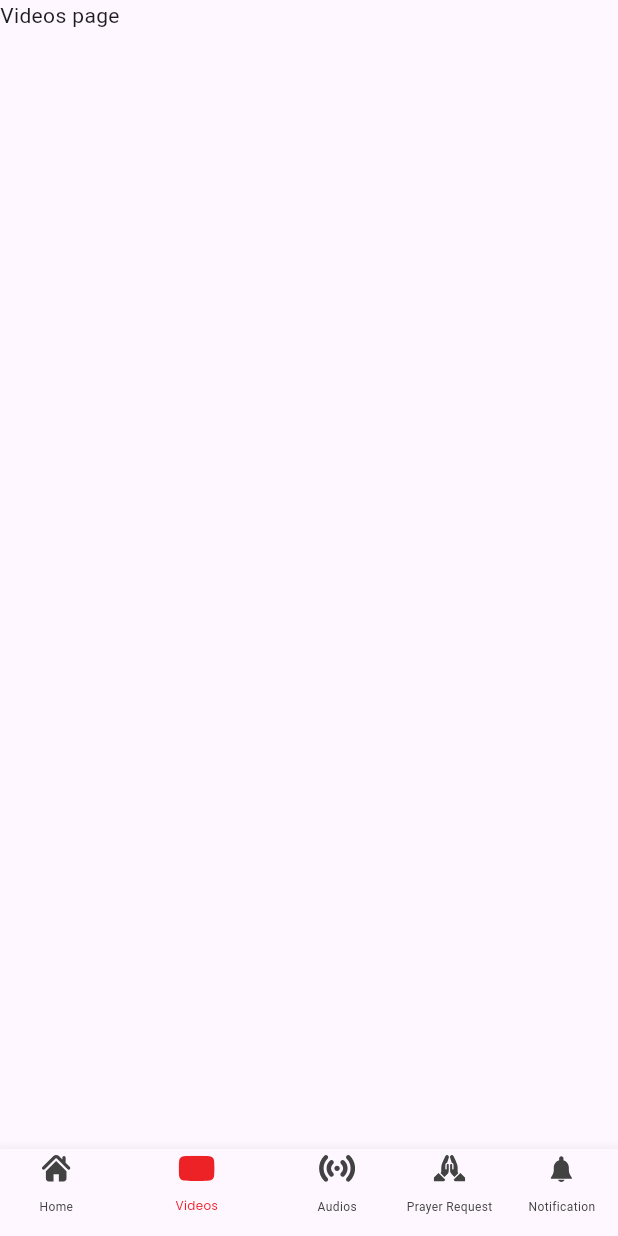
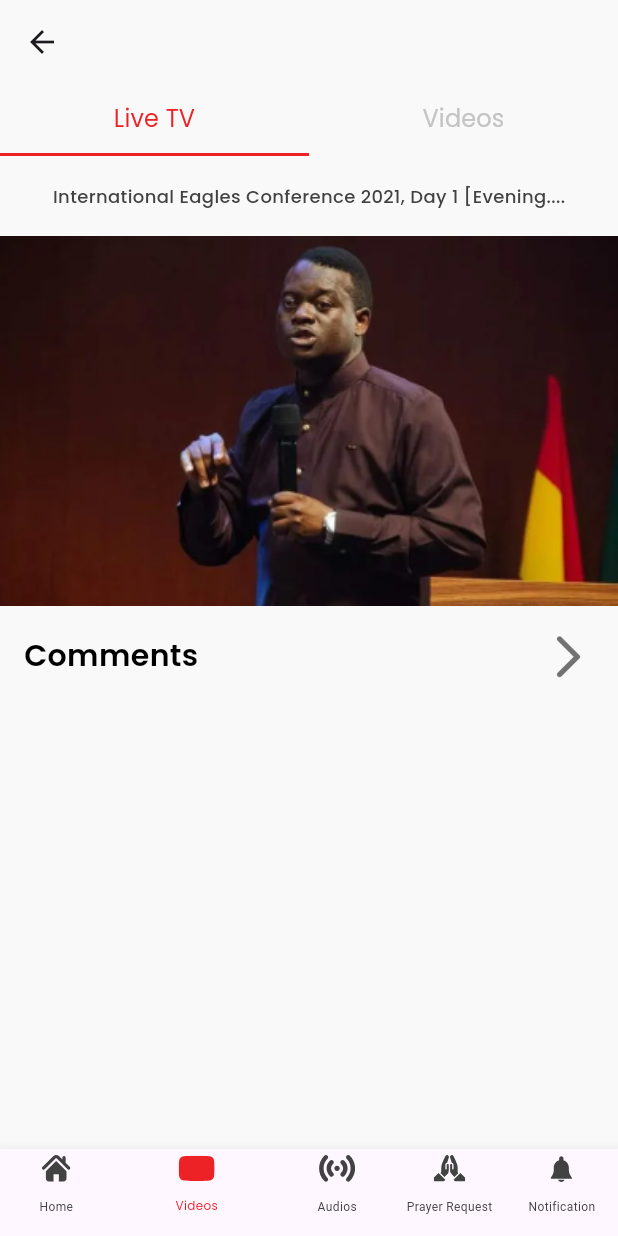
Before and after one commit to UrwaAdnan007/voo_tv_app, a Flutter app: the MainPage screen opened by its route, item 2 of the bottom bar chosen, on a phone screen of 412 x 824 dp. Run offline on Flutter 3.47's test engine with Material 3 defaults, Android fonts, the phone set to English and light mode, and no system bars; drawn by our look-alikes of expandable; our stand-ins replace auto_route, flutter_svg, google_fonts.

Commit message:
Videos page added

```diff
--- a/lib/config/model/video_model.dart
+++ b/lib/config/model/video_model.dart
@@ -3,14 +3,14 @@ class VideoModel {
   String image;
   String name;
   String duraton;
-  String? newTag;
+  String newTag;
 
   VideoModel({
     required this.title,
     required this.image,
     required this.name,
     required this.duraton,
-    this.newTag,
+    required this.newTag,
   });
   @override
   String toString() {
--- a/lib/features/home/bottom_navigation_pages.dart/home_page.dart
+++ b/lib/features/home/bottom_navigation_pages.dart/home_page.dart
@@ -2,6 +2,7 @@ import 'package:auto_route/auto_route.dart';
 import 'package:flutter/material.dart';
 import 'package:voo_tv_app/config/model/audio_listview_builder.dart';
 import 'package:voo_tv_app/config/model/video_listview_builder.dart';
+import 'package:voo_tv_app/core/constants/app_colors.dart';
 import 'package:voo_tv_app/core/widgets/app_search_bar.dart';
 import 'package:voo_tv_app/core/widgets/app_title.dart';
 import 'package:voo_tv_app/core/widgets/view_all_button.dart';
@@ -17,6 +18,7 @@ class HomePage extends StatelessWidget {
     double width = MediaQuery.of(context).size.width;
     double height = MediaQuery.of(context).size.height;
     return Scaffold(
+      backgroundColor: AppColors.backgroundColor,
       body: SafeArea(
         child: Center(
           child: SingleChildScrollView(
--- /dev/null
+++ b/lib/features/home/bottom_navigation_pages.dart/video_page/live_tab.dart
@@ -0,0 +1,98 @@
+import 'package:expandable/expandable.dart';
+import 'package:flutter/material.dart';
+import 'package:google_fonts/google_fonts.dart';
+import 'package:voo_tv_app/core/constants/app_colors.dart';
+import 'package:voo_tv_app/core/widgets/message_textfield.dart';
+import 'package:voo_tv_app/features/home/bottom_navigation_pages.dart/video_page/comments.dart';
+
+class LiveTab extends StatelessWidget {
+  const LiveTab({super.key});
+  final String text =
+      'International Eagles Conference 2021, Day 1 [Evening....';
+
+  final String loremIpsum =
+      'Lorem ipsum dolor sit amet, consectetur adipiscing elit, sed do eiusmod tempor incididunt ut labore et dolore magna aliqua. Ut enim ad minim veniam, quis nostrud exercitation ullamco laboris nisi ut aliquip ex ea commodo consequat. Duis aute irure dolor in reprehenderit in voluptate velit esse cillum dolore eu fugiat nulla pariatur. Excepteur sint occaecat cupidatat non proident, sunt in culpa qui officia deserunt mollit anim id est laborum.';
+
+  @override
+  Widget build(BuildContext context) {
+    double width = MediaQuery.of(context).size.width;
+    double height = MediaQuery.of(context).size.height;
+    return SingleChildScrollView(
+      child: Column(
+        children: [
+          Padding(
+            padding:
+                const EdgeInsets.symmetric(horizontal: 16.0, vertical: 18.0),
+            child: Text(
+              text,
+              maxLines: 2,
+              overflow: TextOverflow.ellipsis,
+              style: GoogleFonts.poppins(
+                color: AppColors.tabsIconColor,
+                fontSize: 12.0,
+                fontWeight: FontWeight.w500,
+              ),
+            ),
+          ),
+          Container(
+            width: width,
+            height: height * 0.3,
+            child: Image.asset(
+              'assets/audio_items/item_three.png',
+              fit: BoxFit.cover,
+            ),
+          ),
+          ExpandableNotifier(
+              child: ScrollOnExpand(
+            scrollOnCollapse: false,
+            scrollOnExpand: true,
+            child: ExpandablePanel(
+              theme: const ExpandableThemeData(
+                  headerAlignment: ExpandablePanelHeaderAlignment.center,
+                  iconSize: 35,
+                  tapBodyToCollapse: true,
+                  iconPadding: EdgeInsets.all(16),
+                  iconRotationAngle: 0,
+                  expandIcon: Icons.arrow_forward_ios_rounded,
+                  collapseIcon: Icons.keyboard_arrow_down_rounded,
+                  fadeCurve: Curves.bounceIn),
+              header: Padding(
+                padding: const EdgeInsets.all(16.0),
+                child: Text(
+                  'Comments',
+                  style: GoogleFonts.poppins(
+                    color: AppColors.titleColor,
+                    fontSize: 20.0,
+                    fontWeight: FontWeight.w600,
+                  ),
+                ),
+              ),
+              collapsed: const Text(''),
+              expanded: Column(
+                crossAxisAlignment: CrossAxisAlignment.start,
+                children: <Widget>[
+                  for (var _ in Iterable.generate(10))
+                    const Padding(
+                        padding: EdgeInsets.only(bottom: 10),
+                        child: Comments()),
+                  const MessageTextField(hinttext: 'Message')
+                ],
+              ),
+              builder: (_, collapsed, expanded) {
+                return Padding(
+                  padding:
+                      const EdgeInsets.only(left: 10, right: 10, bottom: 10),
+                  child: Expandable(
+                    collapsed: collapsed,
+                    expanded: expanded,
+                    theme: const ExpandableThemeData(crossFadePoint: 0),
+                  ),
+                );
+              },
+            ),
+          ))
+        ],
+      ),
+    );
+  }
+}
--- /dev/null
+++ b/lib/features/home/bottom_navigation_pages.dart/video_page/videos_page.dart
@@ -0,0 +1,54 @@
+import 'package:auto_route/auto_route.dart';
+import 'package:flutter/material.dart';
+import 'package:google_fonts/google_fonts.dart';
+import 'package:voo_tv_app/core/constants/app_colors.dart';
+import 'package:voo_tv_app/features/home/bottom_navigation_pages.dart/video_page/live_tab.dart';
+import 'package:voo_tv_app/features/home/bottom_navigation_pages.dart/video_page/videos_tab.dart';
+
+@RoutePage()
+class VideosPage extends StatelessWidget {
+  const VideosPage({super.key});
+
+  @override
+  Widget build(BuildContext context) {
+    return DefaultTabController(
+        length: 2,
+        child: Scaffold(
+          backgroundColor: AppColors.backgroundColor,
+          appBar: AppBar(
+            backgroundColor: AppColors.backgroundColor,
+            bottom: TabBar(
+              indicatorColor: AppColors.tabsSelectedColor,
+              unselectedLabelColor: AppColors.checkboxfilledColor,
+              indicatorSize: TabBarIndicatorSize.tab,
+              indicatorWeight: 2,
+              labelColor: AppColors.tabsSelectedColor,
+              dividerColor: Colors.transparent,
+              tabs: [
+                Tab(
+                  child: Text(
+                    'Live TV',
+                    textAlign: TextAlign.center,
+                    style: GoogleFonts.poppins(
+                      fontSize: 16.0,
+                      fontWeight: FontWeight.w400,
+                    ),
+                  ),
+                ),
+                Tab(
+                  child: Text(
+                    'Videos',
+                    textAlign: TextAlign.center,
+                    style: GoogleFonts.poppins(
+                      fontSize: 16.0,
+                      fontWeight: FontWeight.w400,
+                    ),
+                  ),
+                ),
+              ],
+            ),
+          ),
+          body: const TabBarView(children: [LiveTab(), VideosTab()]),
+        ));
+  }
+}
--- a/lib/features/home/bottom_navigation_pages.dart/videos_page.dart
+++ /dev/null
@@ -1,14 +0,0 @@
-import 'package:auto_route/auto_route.dart';
-import 'package:flutter/material.dart';
-
-@RoutePage()
-class VideosPage extends StatelessWidget {
-  const VideosPage({super.key});
-
-  @override
-  Widget build(BuildContext context) {
-    return Container(
-      child: const Text('Videos page'),
-    );
-  }
-}
--- a/lib/features/home/main_page.dart
+++ b/lib/features/home/main_page.dart
@@ -24,6 +24,7 @@ class MainPage extends StatelessWidget {
         return Scaffold(
           body: child,
           bottomNavigationBar: BottomNavigationBar(
+            backgroundColor: AppColors.backgroundColor,
             currentIndex: TabsRouter.activeIndex,
             onTap: (value) {
               TabsRouter.setActiveIndex(value);
@@ -81,7 +82,6 @@ class MainPage extends StatelessWidget {
             ),
             iconSize: 40,
             selectedItemColor: AppColors.tabsSelectedColor,
-            backgroundColor: AppColors.whiteColor,
             unselectedItemColor: AppColors.tabsIconColor,
             showUnselectedLabels: true,
             unselectedFontSize: 8,
```
Also changed, not shown: lib/core/widgets/message_textfield.dart (added, +44 -0 lines), lib/features/home/bottom_navigation_pages.dart/video_page/comments.dart (added, +60 -0 lines), lib/features/home/bottom_navigation_pages.dart/video_page/videos_tab.dart (added, +24 -0 lines), pubspec.yaml (+18 -17 lines), lib/config/routes/routes.gr.dart, pubspec.lock, 1 other file.
